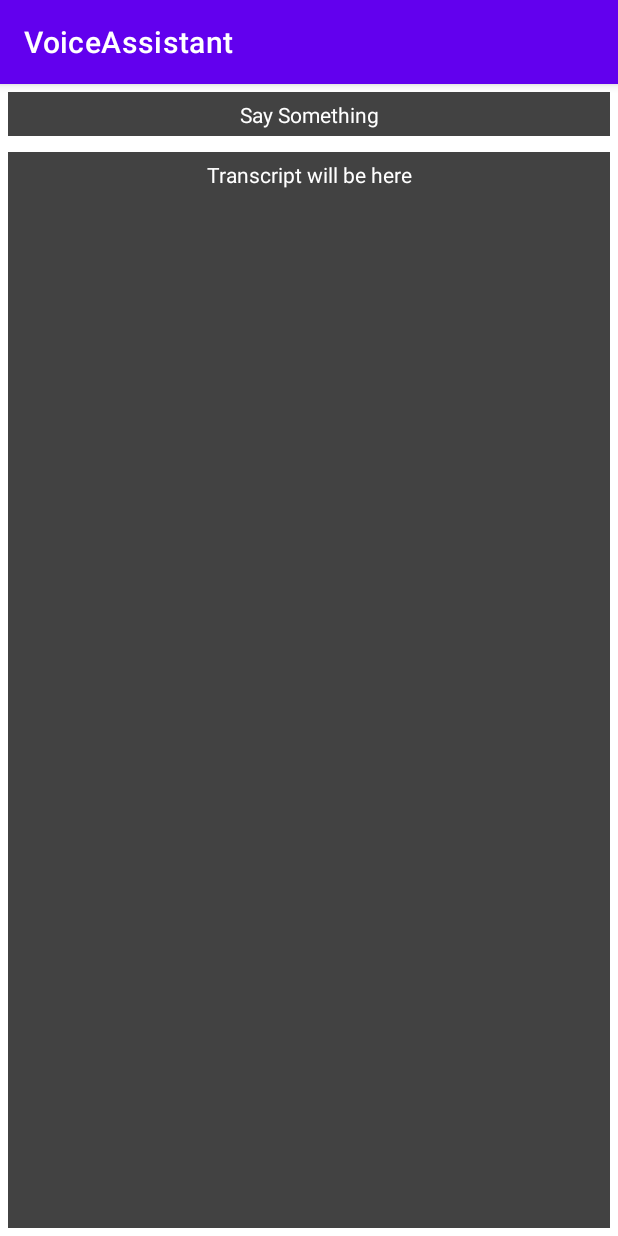
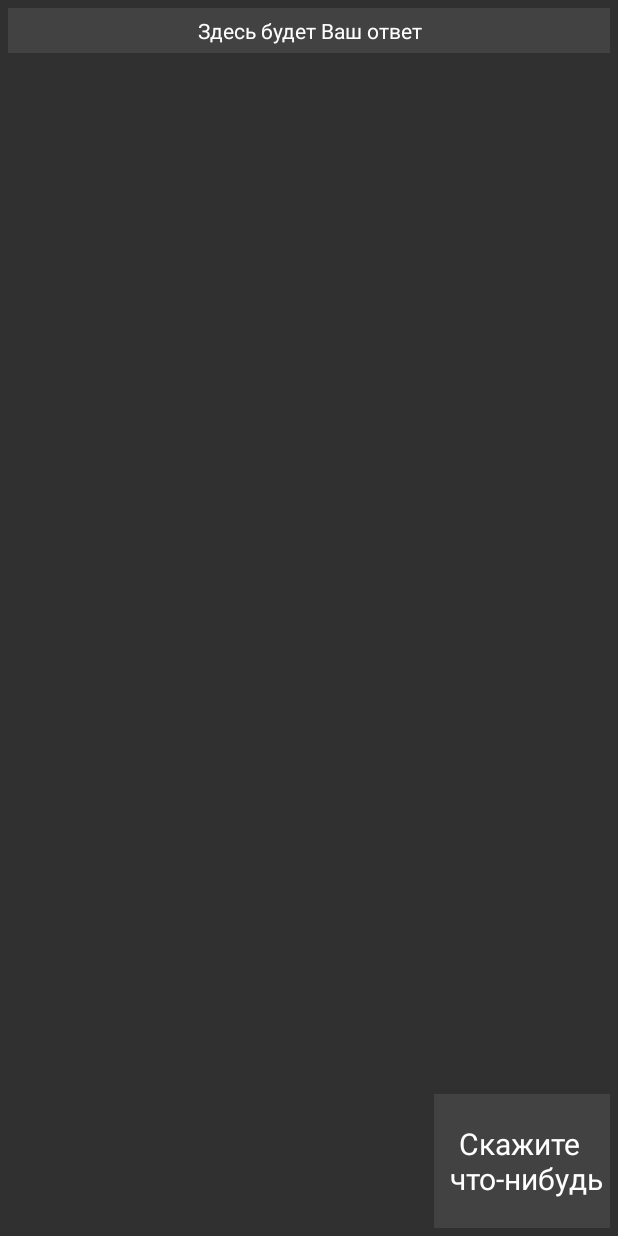
Before and after one commit to Quofite/VoiceAssistant, an Android app: the screen it shows after launch (MainActivity), on a phone screen of 412 x 824 dp. Run offline under Robolectric (Android 15) with nearby library versions, the light colour scheme and no system bars.

Commit message:
minor design changes

```diff
--- a/app/app/src/main/AndroidManifest.xml
+++ b/app/app/src/main/AndroidManifest.xml
@@ -17,7 +17,8 @@
         tools:targetApi="31">
         <activity
             android:name=".MainActivity"
-            android:exported="true">
+            android:exported="true"
+            android:theme="@style/Theme.AppCompat.NoActionBar">
             <intent-filter>
                 <action android:name="android.intent.action.MAIN" />
 
--- a/app/app/src/main/res/layout/activity_main.xml
+++ b/app/app/src/main/res/layout/activity_main.xml
@@ -8,36 +8,14 @@
 
     <LinearLayout
         android:layout_width="match_parent"
-        android:layout_height="40dp"
-        android:orientation="horizontal"
-        android:weightSum="4">
-
-        <TextView
-            android:id="@+id/startRecording"
-            android:layout_width="match_parent"
-            android:layout_height="wrap_content"
-            android:layout_margin="5dp"
-            android:layout_weight="1"
-            android:background="@color/cardview_dark_background"
-            android:padding="5dp"
-            android:text="@string/start_rec"
-            android:textAlignment="center"
-            android:textColor="@color/white" />
-
-    </LinearLayout>
-
-    <LinearLayout
-        android:layout_width="match_parent"
-        android:layout_height="match_parent"
-        android:orientation="vertical"
-        android:layout_marginTop="40dp"
-        tools:layout_editor_absoluteX="1dp"
-        tools:layout_editor_absoluteY="40dp">
+        android:layout_height="wrap_content"
+        android:layout_marginBottom="40dp"
+        android:orientation="horizontal">
 
         <TextView
             android:id="@+id/transcription"
-            android:layout_width="match_parent"
-            android:layout_height="0dp"
+            android:layout_width="0dp"
+            android:layout_height="wrap_content"
             android:layout_margin="5dp"
             android:layout_weight="1"
             android:background="@color/cardview_dark_background"
@@ -47,5 +25,29 @@
             android:textColor="@color/white" />
     </LinearLayout>
 
+    <LinearLayout
+        android:layout_width="wrap_content"
+        android:layout_height="100dp"
+        android:orientation="horizontal"
+        android:weightSum="4"
+        app:layout_constraintBottom_toBottomOf="parent"
+        app:layout_constraintRight_toRightOf="parent">
+
+
+        <TextView
+            android:id="@+id/startRecording"
+            android:layout_width="wrap_content"
+            android:layout_height="match_parent"
+            android:layout_margin="5dp"
+            android:layout_weight="1"
+            android:background="@color/cardview_dark_background"
+            android:padding="5dp"
+            android:text="@string/start_rec"
+            android:textAlignment="center"
+            android:textSize="20sp"
+            android:gravity="center"
+            android:textColor="@color/white" />
+
+    </LinearLayout>
 
 </androidx.constraintlayout.widget.ConstraintLayout>
--- a/app/app/src/main/res/values/strings.xml
+++ b/app/app/src/main/res/values/strings.xml
@@ -1,6 +1,6 @@
 <resources>
-    <string name="app_name">VoiceAssistant</string>
-    <string name="start_rec">Say Something</string>
-    <string name="stop_rec">Recording…</string>
-    <string name="transcription">Transcript will be here</string>
+    <string name="app_name" translatable="false">Voice Assistant</string>
+    <string name="start_rec">Скажите \n что-нибудь</string>
+    <string name="stop_rec">Говорите…</string>
+    <string name="transcription">Здесь будет Ваш ответ</string>
 </resources>
```
Also changed, not shown: 1 other file.
